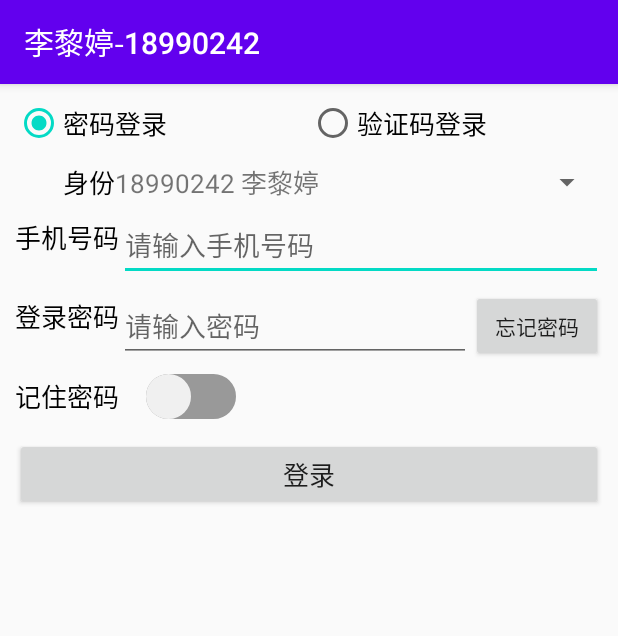
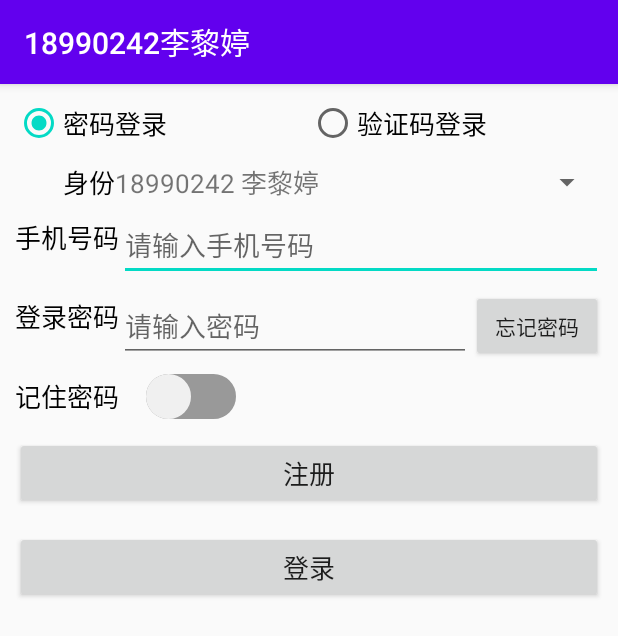
Before and after one commit to liliting1026/Android-Stuodio-Homework, an Android app: the screen it shows after launch (MainActivity), after a tap on "登录", on a phone screen of 412 x 824 dp. Shown: the top 636 px of the screen. Run offline under Robolectric (Android 15) with nearby library versions, the light colour scheme and no system bars.

Commit message:
在原作业基础上更新10.25作业

```diff
--- a/004/app/src/main/java/com/example/a004/MainActivity.java
+++ b/004/app/src/main/java/com/example/a004/MainActivity.java
@@ -18,7 +18,6 @@
 import android.widget.RadioButton;
 import android.widget.RadioGroup;
 import android.widget.Spinner;
-import android.widget.SpinnerAdapter;
 import android.widget.Switch;
 import android.widget.TextView;
 import android.widget.Toast;
@@ -28,29 +27,28 @@
 import com.example.a004.util.DateUtil;
 import com.example.a004.util.ViewUtil;
 
-import java.nio.channels.InterruptedByTimeoutException;
-
 public class MainActivity extends AppCompatActivity implements View.OnClickListener, View.OnFocusChangeListener {
 
-    private RadioGroup rg_login; // 声明一个单选组对象
-    private RadioButton rb_password; // 声明一个单选按钮对象
-    private RadioButton rb_verifycode; // 声明一个单选按钮对象
-    private EditText et_phone; // 声明一个编辑框对象
-    private TextView tv_password; // 声明一个文本视图对象
-    private EditText et_password; // 声明一个编辑框对象
-    private Button btn_forget; // 声明一个忘记密码按钮控件对象
-    private Button btn_login; // 声明一个登录按钮控件对象
-    private Switch ck_remember; // 声明一个复选框对象
+    private RadioGroup rg_login;
+    private RadioButton rb_password;
+    private RadioButton rb_verifycode;
+    private EditText et_phone;
+    private TextView tv_password;
+    private EditText et_password;
+    private Button btn_forget;
+    private Button btn_login;
+    private Button btn_signup;
+    private Switch ck_remember;
 
-    private int mRequestCode = 0; // 跳转页面时的请求代码
+    private int mRequestCode = 0;
     private int mType = 2; // 用户类型
-    private boolean bRemember = false; // 是否记住密码
-    private String mPassword = "111111"; // 默认密码
+    private boolean bRemember = false;
+    private String mPassword = "111111";
     private String mVerifyCode; // 验证码
 
-    private SharedPreferences mShared; // 声明一个共享参数对象
+    private SharedPreferences mShared;
 
-    private UserDBHelper mHelper; // 声明一个用户数据库的帮助器对象
+    private UserDBHelper mHelper;
 
     @Override
     protected void onCreate(Bundle savedInstanceState) {
@@ -65,80 +63,55 @@
         et_password = findViewById(R.id.et_password);
         btn_forget = findViewById(R.id.btn_forget);
         btn_login = findViewById(R.id.btn_login);
+        btn_signup = findViewById(R.id.btn_signup);
         ck_remember = findViewById(R.id.ck_remember);
 
-        // 给rg_login设置单选监听器
         rg_login.setOnCheckedChangeListener(new RadioListener());
-        // 给ck_remember设置勾选监听器
         ck_remember.setOnCheckedChangeListener(new CheckListener());
-        // 给et_phone添加文本变更监听器
         et_phone.addTextChangedListener(new HideTextWatcher(et_phone));
-        // 给et_password添加文本变更监听器
         et_password.addTextChangedListener(new HideTextWatcher(et_password));
 
         btn_forget.setOnClickListener(this);
         btn_login.setOnClickListener(this);
+        btn_signup.setOnClickListener(this);
 
         initTypeSpinner();
 
-        //从share_login.xml中获取共享参数对象
         mShared = getSharedPreferences("share_login", MODE_PRIVATE);
-        // 获取共享参数中保存的手机号码
-        /*String phone = mShared.getString("phone", "");
-        // 获取共享参数中保存的密码
-        String password = mShared.getString("password", "");
-        et_phone.setText(phone); // 给手机号码编辑框填写上次保存的手机号
-        et_password.setText(password); // 给密码编辑框填写上次保存的密码
-        */
-
-        // 给密码编辑框注册一个焦点变化监听器，一旦焦点发生变化，就触发监听器的onFocusChange方法
         et_password.setOnFocusChangeListener(this);
 
     }
 
-    // 初始化用户类型的下拉框
     private String[] typeArray = {"个人用户", "公司用户","18990242 李黎婷"};
 
     private void initTypeSpinner() {
-        // 声明一个下拉列表的数组适配器
         ArrayAdapter<String> typeAdapter = new ArrayAdapter<String>(this, R.layout.item_select, typeArray);
-        // 设置数组适配器的布局样式
         typeAdapter.setDropDownViewResource(R.layout.item_dropdown);
-        // 从布局文件中获取名叫sp_type的下拉框
         Spinner sp_type = findViewById(R.id.sp_type);
-        // 设置下拉框的标题
         sp_type.setPrompt("请选择用户类型");
-        // 设置下拉框的数组适配器
         sp_type.setAdapter(typeAdapter);
-        // 设置下拉框默认显示第几项
         sp_type.setSelection(mType);
-
-        // 给下拉框设置选择监听器，一旦用户选中某一项，就触发监听器的onItemSelected方法
         sp_type.setOnItemSelectedListener(new TypeSelectedListener());
     }
 
-    // 定义用户类型的选择监听器
     class TypeSelectedListener implements AdapterView.OnItemSelectedListener {
-        // 选择事件的处理方法，其中arg2代表选择项的序号
         public void onItemSelected(AdapterView<?> arg0, View arg1, int arg2, long arg3) {
             mType = arg2;
         }
 
-        // 未选择时的处理方法，通常无需关注
         public void onNothingSelected(AdapterView<?> arg0) {
         }
     }
 
-    // 定义登录方式的单选监听器
     private class RadioListener implements RadioGroup.OnCheckedChangeListener {
         @Override
         public void onCheckedChanged(RadioGroup group, int checkedId) {
-            if (checkedId == R.id.rb_password) { // 选择了密码登录
+            if (checkedId == R.id.rb_password) {
                 tv_password.setText("登录密码");
                 et_password.setHint("请输入密码");
                 btn_forget.setText("忘记密码");
                 ck_remember.setVisibility(View.VISIBLE);
-            } else if (checkedId == R.id.rb_verifycode) { // 选择了验证码登录
+            } else if (checkedId == R.id.rb_verifycode) {
                 tv_password.setText("　验证码");
                 et_password.setHint("请输入验证码");
                 btn_forget.setText("获取验证码");
@@ -147,7 +120,6 @@
         }
     }
 
-    // 定义是否记住密码的勾选监听器
     private class CheckListener implements CompoundButton.OnCheckedChangeListener {
         @Override
         public void onCheckedChanged(CompoundButton buttonView, boolean isChecked) {
@@ -157,7 +129,6 @@
         }
     }
 
-    // 定义编辑框的文本变化监听器
     private class HideTextWatcher implements TextWatcher {
         private EditText mView;
         private int mMaxLength;
@@ -169,20 +140,16 @@
             mMaxLength = ViewUtil.getMaxLength(v);
         }
 
-        // 在编辑框的输入文本变化前触发
         public void beforeTextChanged(CharSequence s, int start, int count, int after) {
         }
 
-        // 在编辑框的输入文本变化时触发
         public void onTextChanged(CharSequence s, int start, int before, int count) {
             mStr = s;
         }
 
-        // 在编辑框的输入文本变化后触发
         public void afterTextChanged(Editable s) {
             if (mStr == null || mStr.length() == 0)
                 return;
-            // 手机号码输入达到11位，或者密码/验证码输入达到6位，都关闭输入法软键盘
             if ((mStr.length() == 11 && mMaxLength == 11) ||
                     (mStr.length() == 6 && mMaxLength == 6)) {
                 ViewUtil.hideOneInputMethod(MainActivity.this, mView);
@@ -193,20 +160,17 @@
     @Override
     public void onClick(View v) {
         String phone = et_phone.getText().toString();
-        if (v.getId() == R.id.btn_forget) { // 点击了“忘记密码”按钮
-            if (phone.length() < 11) { // 手机号码不足11位
+        if (v.getId() == R.id.btn_forget) {
+            if (phone.length() < 11) {
                 Toast.makeText(this, "请输入正确的手机号", Toast.LENGTH_SHORT).show();
                 return;
             }
-            if (rb_password.isChecked()) { // 选择了密码方式校验，此时要跳到找回密码页面
+            if (rb_password.isChecked()) {
                 Intent intent = new Intent(this, LoginForgetActivity.class);
-                // 携带手机号码跳转到找回密码页面
                 intent.putExtra("phone", phone);
                 startActivityForResult(intent, mRequestCode);
-            } else if (rb_verifycode.isChecked()) { // 选择了验证码方式校验，此时要生成六位随机数字验证码
-                // 生成六位随机数字的验证码,结果用0填充
+            } else if (rb_verifycode.isChecked()) {
                 mVerifyCode = String.format("%06d", (int) ((Math.random() * 9 + 1) * 100000));
-                // 弹出提醒对话框，提示用户六位验证码数字
                 AlertDialog.Builder builder = new AlertDialog.Builder(this);
                 builder.setTitle("请记住验证码");
                 builder.setMessage("手机号" + phone + "，本次验证码是" + mVerifyCode + "，请输入验证码");
@@ -214,43 +178,35 @@
                 AlertDialog alert = builder.create();
                 alert.show();
             }
-        } else if (v.getId() == R.id.btn_login) { // 点击了“登录”按钮
-            if (phone.length() < 11) { // 手机号码不足11位
+        } else if (v.getId() == R.id.btn_login) {
+            if (phone.length() < 11) {
                 Toast.makeText(this, "请输入正确的手机号", Toast.LENGTH_SHORT).show();
                 return;
             }
-            if (rb_password.isChecked()) { // 密码方式校验
-                // 根据手机号码到数据库中查询用户记录
+            if (rb_password.isChecked()) {
                 UserInfo info = mHelper.queryByPhone(et_phone.getText().toString());
-                //输入的密码跟mPassword比较
-                // if (!et_password.getText().toString().equals(mPassword)) {
-                //输入的密码和数据库储存的比较
                 if (!et_password.getText().toString().equals(info.pwd)) {
                     Toast.makeText(this, "请输入正确的密码", Toast.LENGTH_SHORT).show();
-                } else { // 密码校验通过
-                    loginSuccess(); // 提示用户登录成功
+                } else {
+                    loginSuccess();
                 }
-            } else if (rb_verifycode.isChecked()) { // 验证码方式校验
+            } else if (rb_verifycode.isChecked()) {
                 if (!et_password.getText().toString().equals(mVerifyCode)) {
                     Toast.makeText(this, "请输入正确的验证码", Toast.LENGTH_SHORT).show();
-                } else { // 验证码校验通过
-                    loginSuccess(); // 提示用户登录成功
+                } else {
+                    loginSuccess();
                 }
             }
         }
     }
-
-    // 忘记密码修改后，从后一个页面携带参数返回当前页面时触发
     @Override
     protected void onActivityResult(int requestCode, int resultCode, Intent data) {
         super.onActivityResult(requestCode, resultCode, data);
         if (requestCode == mRequestCode && data != null) {
-            // 用户密码已改为新密码，故更新密码变量
             mPassword = data.getStringExtra("new_password");
         }
     }
 
-    // 从修改密码页面返回登录页面，要清空密码的输入框
     @Override
     protected void onRestart() {
         et_password.setText("");
@@ -260,42 +216,32 @@
     @Override
     protected void onResume() {
         super.onResume();
-        // 获得用户数据库帮助器的一个实例
         mHelper = UserDBHelper.getInstance(this, 2);
-        // 恢复页面，则打开数据库连接
         mHelper.openWriteLink();
     }
 
     @Override
     protected void onPause() {
         super.onPause();
-        // 暂停页面，则关闭数据库连接
         mHelper.closeLink();
     }
 
-    // 校验通过，登录成功
     private void loginSuccess() {
-        // 如果勾选了“记住密码”
         if (bRemember) {
-            //把手机号码和密码都保存到共享参数中
-            SharedPreferences.Editor editor = mShared.edit(); // 获得编辑器的对象
-            editor.putString("phone", et_phone.getText().toString()); // 添加名叫phone的手机号码
-            editor.putString("password", et_password.getText().toString()); // 添加名叫password的密码
-            editor.commit(); // 提交编辑器中的修改
+            SharedPreferences.Editor editor = mShared.edit();
+            editor.putString("phone", et_phone.getText().toString());
+            editor.putString("password", et_password.getText().toString());
+            editor.commit();
 
-            //把手机号码和密码保存为数据库的用户表记录
-            // 创建一个用户信息实体类
             UserInfo info = new UserInfo();
             info.phone = et_phone.getText().toString();
             info.pwd = et_password.getText().toString();
             info.update_time = DateUtil.getNowDateTime("yyyy-MM-dd HH:mm:ss");
-            // 往用户数据库添加登录成功的用户信息（包含手机号码、密码、登录时间）
             mHelper.insert(info);
         }
 
         String desc = String.format("您的手机号码是%s，类型是%s。恭喜你通过登录验证，点击“确定”按钮返回上个页面",
                 et_phone.getText().toString(), typeArray[mType]);
-        // 弹出提醒对话框，提示用户登录成功
         AlertDialog.Builder builder = new AlertDialog.Builder(this);
         builder.setTitle("登录成功");
         builder.setMessage(desc);
@@ -310,19 +256,13 @@
         alert.show();
     }
 
-    // 焦点变更事件的处理方法，hasFocus表示当前控件是否获得焦点。
-    // 为什么光标进入密码框事件不选onClick？因为要点两下才会触发onClick动作（第一下是切换焦点动作）
     @Override
     public void onFocusChange(View v, boolean hasFocus) {
         String phone = et_phone.getText().toString();
-        // 判断是否是密码编辑框发生焦点变化
         if (v.getId() == R.id.et_password) {
-            // 用户已输入手机号码，且密码框获得焦点
             if (phone.length() > 0 && hasFocus) {
-                // 根据手机号码到数据库中查询用户记录
                 UserInfo info = mHelper.queryByPhone(phone);
                 if (info != null) {
-                    // 找到用户记录，则自动在密码框中填写该用户的密码
                     et_password.setText(info.pwd);
                     mPassword = info.pwd;
                 }
--- a/004/app/src/main/java/com/example/a004/UserDBHelper.java
+++ /dev/null
@@ -1,4 +0,0 @@
-package com.example.a004;
-
-public class UserDBHelper {
-}
--- a/004/app/src/main/java/com/example/a004/database/UserDBHelper.java
+++ b/004/app/src/main/java/com/example/a004/database/UserDBHelper.java
@@ -6,6 +6,7 @@
 import android.database.sqlite.SQLiteDatabase;
 import android.database.sqlite.SQLiteOpenHelper;
 import android.util.Log;
+
 
 import com.example.a004.bean.UserInfo;
 
@@ -22,7 +23,6 @@
     private UserDBHelper(Context context) {
         super(context, DB_NAME, null, DB_VERSION);
     }
-
 
     private UserDBHelper(Context context, int version) {
         super(context, DB_NAME, null, version);
--- a/004/app/src/main/res/layout/activity_main.xml
+++ b/004/app/src/main/res/layout/activity_main.xml
@@ -19,7 +19,7 @@
         <RadioButton
             android:id="@+id/rb_password"
             android:layout_width="0dp"
-            android:layout_height="match_parent"
+            android:layout_height="wrap_content"
             android:layout_marginLeft="10dp"
             android:layout_weight="1"
             android:checked="true"
@@ -119,7 +119,7 @@
         android:layout_marginTop="10dp"
         android:hint="请输入密码"
         android:inputType="number"
-        android:maxLength="6"
+        android:maxLength="20"
         app:layout_constraintBottom_toBottomOf="@+id/tv_password"
         app:layout_constraintEnd_toStartOf="@+id/btn_forget"
         app:layout_constraintStart_toEndOf="@+id/tv_password"
@@ -158,9 +158,19 @@
         android:text="登录"
         android:textSize="17sp"
         app:layout_constraintBottom_toBottomOf="parent"
+        app:layout_constraintStart_toStartOf="@+id/btn_signup"
+        app:layout_constraintTop_toBottomOf="@+id/ck_remember"
+        app:layout_constraintVertical_bias="0.151" />
+
+    <Button
+        android:id="@+id/btn_signup"
+        android:layout_width="392dp"
+        android:layout_height="wrap_content"
+        android:layout_marginTop="12dp"
+        android:text="注册"
+        android:textSize="17sp"
         app:layout_constraintStart_toStartOf="@+id/ck_remember"
-        app:layout_constraintTop_toBottomOf="@+id/ck_remember"
-        app:layout_constraintVertical_bias="0.025" />
+        app:layout_constraintTop_toBottomOf="@+id/ck_remember" />
 
 
 </androidx.constraintlayout.widget.ConstraintLayout>
```
Also changed, not shown: 004/app/src/main/AndroidManifest.xml (+5 -2 lines), 004/app/src/main/java/com/example/a004/RegisterActivity.java (added, +110 -0 lines), 004/app/src/main/java/com/example/a004/util/FileUtil.java (added, +132 -0 lines), 004/app/src/main/res/layout/activity_register.xml (added, +119 -0 lines), 004/app/src/main/res/values/marriage.xml (added, +7 -0 lines), 004/app/src/main/java/com/example/a004/util/DateUtil.java (line endings or trailing spaces).
